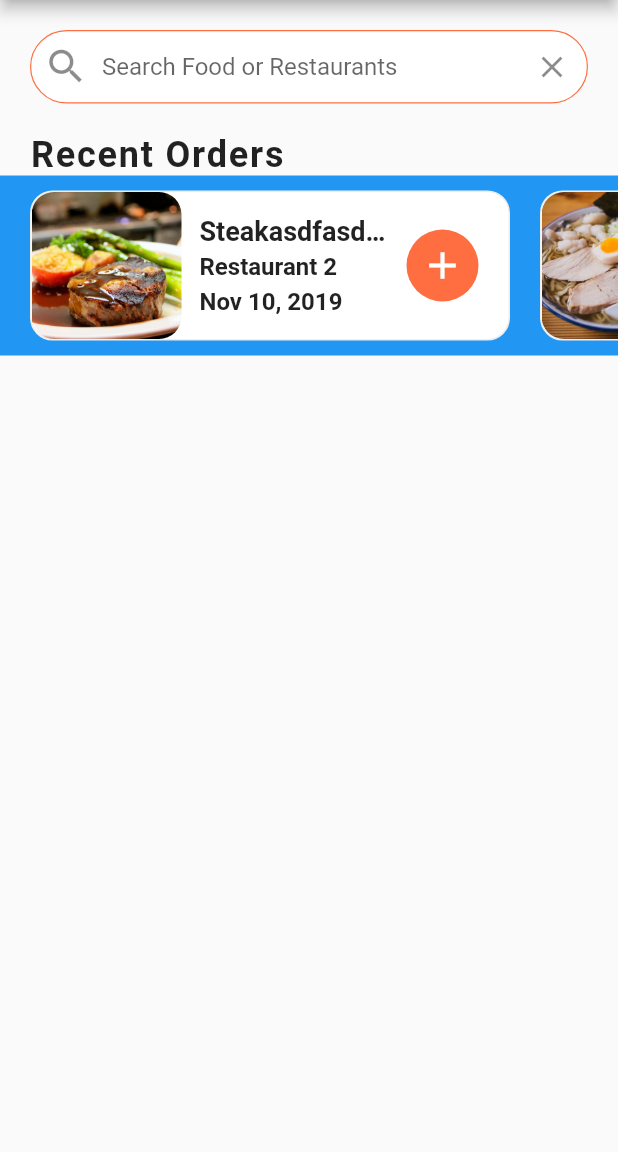
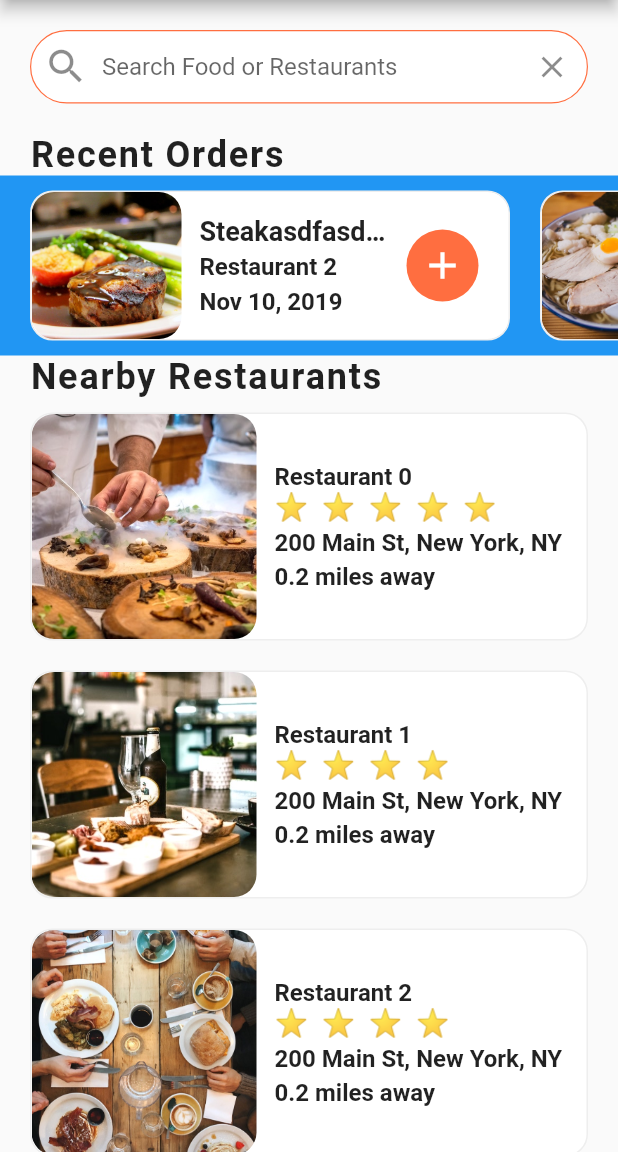
Before and after one commit to datanonymous/flutter_food_delivery, a Flutter app: the screen it shows after launch, on a phone screen of 412 x 824 dp, the part 84-1236 px from its top. Run offline on Flutter 3.47's test engine with Material 2 defaults, Android fonts, the phone set to English and light mode, and no system bars.

Commit message:
8/20/2020

```diff
--- a/lib/screens/home_screen.dart
+++ b/lib/screens/home_screen.dart
@@ -1,4 +1,7 @@
+import 'package:flutter/cupertino.dart';
 import 'package:flutter/material.dart';
+import 'package:flutter_food_delivery/models/restaurant.dart';
+import 'package:flutter_food_delivery/widgets/rating_stars.dart';
 import 'package:flutter_food_delivery/widgets/recent_orders.dart';
 import '../data/data.dart';
 
@@ -8,6 +11,66 @@ class HomeScreen extends StatefulWidget {
 }
 
 class _HomeScreenState extends State<HomeScreen> {
+  _buildRestaurants() {
+    List<Widget> restaurantList = [];
+    restaurants.forEach((Restaurant restaurant) {
+      restaurantList.add(Container(
+        margin: EdgeInsets.symmetric(horizontal: 20, vertical: 10),
+        decoration: BoxDecoration(
+          color: Colors.white,
+          borderRadius: BorderRadius.circular(15),
+          border: Border.all(
+            width: 1,
+            color: Colors.grey[200],
+          ),
+        ),
+        child: Row(
+          children: [
+            ClipRRect(
+              borderRadius: BorderRadius.circular(15),
+              child: Image(
+                image: AssetImage(restaurant.imageUrl),
+                height: 150,
+                width: 150,
+                fit: BoxFit.cover,
+              ),
+            ),
+            Container(
+              margin: EdgeInsets.all(12),
+              child: Column(
+                crossAxisAlignment: CrossAxisAlignment.start,
+                mainAxisAlignment: MainAxisAlignment.center,
+                children: [
+                  Text(
+                    restaurant.name,
+                    style: TextStyle(fontSize: 16, fontWeight: FontWeight.w600),
+                    overflow: TextOverflow.ellipsis,
+                  ),
+                  RatingStars(restaurant.rating),
+                  SizedBox(height: 4),
+                  Text(
+                    restaurant.address,
+                    style: TextStyle(fontSize: 16, fontWeight: FontWeight.w600),
+                    overflow: TextOverflow.ellipsis,
+                  ),
+                  SizedBox(height: 4),
+                  Text(
+                    '0.2 miles away',
+                    style: TextStyle(fontSize: 16, fontWeight: FontWeight.w600),
+                    overflow: TextOverflow.ellipsis,
+                  ),
+                ],
+              ),
+            ),
+          ],
+        ),
+      ));
+    });
+    return Column(
+      children: restaurantList,
+    );
+  }
+
   @override
   Widget build(BuildContext context) {
     return Scaffold(
@@ -64,6 +127,22 @@ class _HomeScreenState extends State<HomeScreen> {
             ),
           ),
           RecentOrders(),
+          Column(
+            crossAxisAlignment: CrossAxisAlignment.start,
+            children: [
+              Padding(
+                padding: const EdgeInsets.symmetric(horizontal: 20.0),
+                child: Text(
+                  'Nearby Restaurants',
+                  style: TextStyle(
+                      fontSize: 24,
+                      fontWeight: FontWeight.w600,
+                      letterSpacing: 1.2),
+                ),
+              ),
+              _buildRestaurants(),
+            ],
+          ),
         ],
       ),
     );
--- /dev/null
+++ b/lib/widgets/rating_stars.dart
@@ -0,0 +1,19 @@
+import 'package:flutter/material.dart';
+
+class RatingStars extends StatelessWidget {
+  final int rating;
+  RatingStars(this.rating);
+
+  @override
+  Widget build(BuildContext context) {
+    String stars = '';
+    for (int i = 0; i < rating; i++) {
+      stars += '⭐  ';
+    }
+    stars.trim();
+    return Text(
+      stars,
+      style: TextStyle(fontSize: 18),
+    );
+  }
+}
```
